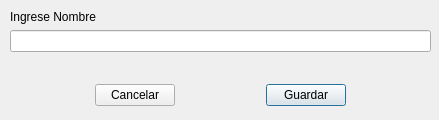
The window that ui_ingnombrecarac.ui (benArambide/ProyFinal-IS2) describes before a commit, drawn with Qt 5.
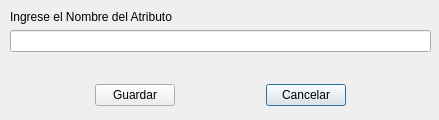
The same window after the commit.

Patch:
```diff
--- a/ui_ingnombrecarac.ui
+++ b/ui_ingnombrecarac.ui
@@ -26,7 +26,7 @@
     <item row="1" column="0">
      <widget class="QLabel" name="label">
       <property name="text">
-       <string>Ingrese Nombre</string>
+       <string>Ingrese el Nombre del Atributo</string>
       </property>
      </widget>
     </item>
@@ -59,19 +59,19 @@
    </property>
    <layout class="QGridLayout" name="gridLayout_2">
     <item row="0" column="3">
-     <widget class="QPushButton" name="pushButton">
-      <property name="text">
-       <string>Guardar</string>
-      </property>
-     </widget>
-    </item>
-    <item row="0" column="1">
-     <widget class="QPushButton" name="pushButton_2">
+     <widget class="QPushButton" name="Boton_IngNom_cancelar">
       <property name="text">
        <string>Cancelar</string>
       </property>
      </widget>
     </item>
+    <item row="0" column="1">
+     <widget class="QPushButton" name="Boton_IngNom_guardar">
+      <property name="text">
+       <string>Guardar</string>
+      </property>
+     </widget>
+    </item>
     <item row="0" column="0">
      <spacer name="horizontalSpacer">
       <property name="orientation">
```
